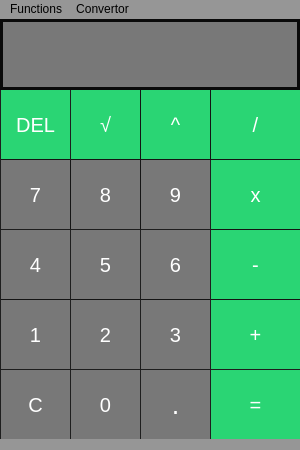
Old version of the form src/gui_v0_1.ui in the repository LKAMinco/IVS_TeamProject.
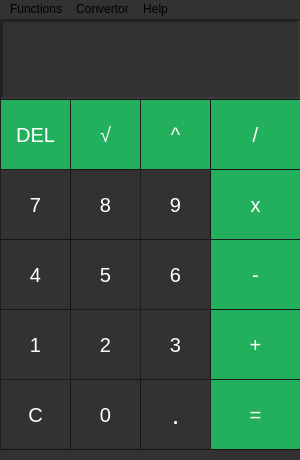
New version of the form.

Commit message:
Added Qmenu into Gui, changed color scheme
gui version v0.9

```diff
--- a/src/gui_v0_1.ui
+++ b/src/gui_v0_1.ui
@@ -10,118 +10,21 @@
     <x>0</x>
     <y>0</y>
     <width>300</width>
-    <height>450</height>
+    <height>460</height>
    </rect>
   </property>
-  <property name="sizePolicy">
-   <sizepolicy hsizetype="Fixed" vsizetype="Fixed">
-    <horstretch>0</horstretch>
-    <verstretch>0</verstretch>
-   </sizepolicy>
-  </property>
   <property name="minimumSize">
    <size>
     <width>300</width>
-    <height>450</height>
+    <height>460</height>
    </size>
   </property>
   <property name="maximumSize">
    <size>
     <width>300</width>
-    <height>450</height>
+    <height>460</height>
    </size>
   </property>
-  <property name="palette">
-   <palette>
-    <active>
-     <colorrole role="Button">
-      <brush brushstyle="SolidPattern">
-       <color alpha="255">
-        <red>150</red>
-        <green>150</green>
-        <blue>150</blue>
-       </color>
-      </brush>
-     </colorrole>
-     <colorrole role="Base">
-      <brush brushstyle="SolidPattern">
-       <color alpha="255">
-        <red>150</red>
-        <green>150</green>
-        <blue>150</blue>
-       </color>
-      </brush>
-     </colorrole>
-     <colorrole role="Window">
-      <brush brushstyle="SolidPattern">
-       <color alpha="255">
-        <red>150</red>
-        <green>150</green>
-        <blue>150</blue>
-       </color>
-      </brush>
-     </colorrole>
-    </active>
-    <inactive>
-     <colorrole role="Button">
-      <brush brushstyle="SolidPattern">
-       <color alpha="255">
-        <red>150</red>
-        <green>150</green>
-        <blue>150</blue>
-       </color>
-      </brush>
-     </colorrole>
-     <colorrole role="Base">
-      <brush brushstyle="SolidPattern">
-       <color alpha="255">
-        <red>150</red>
-        <green>150</green>
-        <blue>150</blue>
-       </color>
-      </brush>
-     </colorrole>
-     <colorrole role="Window">
-      <brush brushstyle="SolidPattern">
-       <color alpha="255">
-        <red>150</red>
-        <green>150</green>
-        <blue>150</blue>
-       </color>
-      </brush>
-     </colorrole>
-    </inactive>
-    <disabled>
-     <colorrole role="Button">
-      <brush brushstyle="SolidPattern">
-       <color alpha="255">
-        <red>150</red>
-        <green>150</green>
-        <blue>150</blue>
-       </color>
-      </brush>
-     </colorrole>
-     <colorrole role="Base">
-      <brush brushstyle="SolidPattern">
-       <color alpha="255">
-        <red>150</red>
-        <green>150</green>
-        <blue>150</blue>
-       </color>
-      </brush>
-     </colorrole>
-     <colorrole role="Window">
-      <brush brushstyle="SolidPattern">
-       <color alpha="255">
-        <red>150</red>
-        <green>150</green>
-        <blue>150</blue>
-       </color>
-      </brush>
-     </colorrole>
-    </disabled>
-   </palette>
-  </property>
   <property name="font">
    <font>
     <pointsize>15</pointsize>
@@ -134,7 +37,7 @@
    <number>-1</number>
   </property>
   <property name="styleSheet">
-   <string notr="true">background-color: rgb(150,150,150);</string>
+   <string notr="true">background-color: rgb(50, 50,50); </string>
   </property>
   <widget class="QWidget" name="centralwidget">
    <property name="sizePolicy">
@@ -143,18 +46,6 @@
      <verstretch>0</verstretch>
     </sizepolicy>
    </property>
-   <property name="minimumSize">
-    <size>
-     <width>300</width>
-     <height>420</height>
-    </size>
-   </property>
-   <property name="maximumSize">
-    <size>
-     <width>300</width>
-     <height>420</height>
-    </size>
-   </property>
    <property name="baseSize">
     <size>
      <width>300</width>
@@ -170,7 +61,7 @@
     <property name="geometry">
      <rect>
       <x>0</x>
-      <y>280</y>
+      <y>290</y>
       <width>71</width>
       <height>71</height>
      </rect>
@@ -181,7 +72,7 @@
      </font>
     </property>
     <property name="styleSheet">
-     <string notr="true">QPushButton { background-color: rgb(120, 120, 120); 
+     <string notr="true">QPushButton { background-color: rgb(50, 50, 50); 
 border: 1px outset rgb(20,20,20); color: rgb(255, 255, 255);} 
 QPushButton:pressed { background-color: rgb(100, 100, 100);} </string>
     </property>
@@ -196,7 +87,7 @@
     <property name="geometry">
      <rect>
       <x>70</x>
-      <y>280</y>
+      <y>290</y>
       <width>71</width>
       <height>71</height>
      </rect>
@@ -207,7 +98,7 @@
      </font>
     </property>
     <property name="styleSheet">
-     <string notr="true">QPushButton { background-color: rgb(120, 120, 120); 
+     <string notr="true">QPushButton { background-color: rgb(50, 50, 50); 
 border: 1px outset rgb(20,20,20); color: rgb(255, 255, 255);} 
 QPushButton:pressed { background-color: rgb(100, 100, 100);} </string>
     </property>
@@ -222,7 +113,7 @@
     <property name="geometry">
      <rect>
       <x>140</x>
-      <y>280</y>
+      <y>290</y>
       <width>71</width>
       <height>71</height>
      </rect>
@@ -233,7 +124,7 @@
      </font>
     </property>
     <property name="styleSheet">
-     <string notr="true">QPushButton { background-color: rgb(120, 120, 120); 
+     <string notr="true">QPushButton { background-color: rgb(50, 50, 50); 
 border: 1px outset rgb(20,20,20); color: rgb(255, 255, 255);} 
 QPushButton:pressed { background-color: rgb(100, 100, 100);} </string>
     </property>
@@ -251,7 +142,7 @@
     <property name="geometry">
      <rect>
       <x>140</x>
-      <y>140</y>
+      <y>150</y>
       <width>71</width>
       <height>71</height>
      </rect>
@@ -268,11 +159,9 @@
      <bool>false</bool>
     </property>
     <property name="styleSheet">
-     <string notr="true">QPushButton { background-color: rgb(120, 120, 120); 
+     <string notr="true">QPushButton { background-color: rgb(50, 50, 50); 
 border: 1px outset rgb(20,20,20); color: rgb(255, 255, 255);} 
-QPushButton:pressed { background-color: rgb(100, 100, 100);} 
-
-</string>
+QPushButton:pressed { background-color: rgb(100, 100, 100);} </string>
     </property>
     <property name="text">
      <string>9</string>
@@ -288,7 +177,7 @@
     <property name="geometry">
      <rect>
       <x>70</x>
-      <y>140</y>
+      <y>150</y>
       <width>71</width>
       <height>71</height>
      </rect>
@@ -299,7 +188,7 @@
      </font>
     </property>
     <property name="styleSheet">
-     <string notr="true">QPushButton { background-color: rgb(120, 120, 120); 
+     <string notr="true">QPushButton { background-color: rgb(50, 50, 50); 
 border: 1px outset rgb(20,20,20); color: rgb(255, 255, 255);} 
 QPushButton:pressed { background-color: rgb(100, 100, 100);} </string>
     </property>
@@ -314,7 +203,7 @@
     <property name="geometry">
      <rect>
       <x>0</x>
-      <y>140</y>
+      <y>150</y>
       <width>71</width>
       <height>71</height>
      </rect>
@@ -325,7 +214,7 @@
      </font>
     </property>
     <property name="styleSheet">
-     <string notr="true">QPushButton { background-color: rgb(120, 120, 120); 
+     <string notr="true">QPushButton { background-color: rgb(50, 50, 50); 
 border: 1px outset rgb(20,20,20); color: rgb(255, 255, 255);} 
 QPushButton:pressed { background-color: rgb(100, 100, 100);} </string>
     </property>
@@ -340,7 +229,7 @@
     <property name="geometry">
      <rect>
       <x>0</x>
-      <y>210</y>
+      <y>220</y>
       <width>71</width>
       <height>71</height>
      </rect>
@@ -351,7 +240,7 @@
      </font>
     </property>
     <property name="styleSheet">
-     <string notr="true">QPushButton { background-color: rgb(120, 120, 120); 
+     <string notr="true">QPushButton { background-color: rgb(50, 50, 50); 
 border: 1px outset rgb(20,20,20); color: rgb(255, 255, 255);} 
 QPushButton:pressed { background-color: rgb(100, 100, 100);} </string>
     </property>
@@ -366,7 +255,7 @@
     <property name="geometry">
      <rect>
       <x>70</x>
-      <y>210</y>
+      <y>220</y>
       <width>71</width>
       <height>71</height>
      </rect>
@@ -377,7 +266,7 @@
      </font>
     </property>
     <property name="styleSheet">
-     <string notr="true">QPushButton { background-color: rgb(120, 120, 120); 
+     <string notr="true">QPushButton { background-color: rgb(50, 50, 50); 
 border: 1px outset rgb(20,20,20); color: rgb(255, 255, 255);} 
 QPushButton:pressed { background-color: rgb(100, 100, 100);} </string>
     </property>
@@ -392,7 +281,7 @@
     <property name="geometry">
      <rect>
       <x>140</x>
-      <y>210</y>
+      <y>220</y>
       <width>71</width>
       <height>71</height>
      </rect>
@@ -403,7 +292,7 @@
      </font>
     </property>
     <property name="styleSheet">
-     <string notr="true">QPushButton { background-color: rgb(120, 120, 120); 
+     <string notr="true">QPushButton { background-color: rgb(50, 50, 50); 
 border: 1px outset rgb(20,20,20); color: rgb(255, 255, 255);} 
 QPushButton:pressed { background-color: rgb(100, 100, 100);} </string>
     </property>
@@ -418,7 +307,7 @@
     <property name="geometry">
      <rect>
       <x>70</x>
-      <y>350</y>
+      <y>360</y>
       <width>71</width>
       <height>71</height>
      </rect>
@@ -429,7 +318,7 @@
      </font>
     </property>
     <property name="styleSheet">
-     <string notr="true">QPushButton { background-color: rgb(120, 120, 120); 
+     <string notr="true">QPushButton { background-color: rgb(50, 50, 50); 
 border: 1px outset rgb(20,20,20); color: rgb(255, 255, 255);} 
 QPushButton:pressed { background-color: rgb(100, 100, 100);} </string>
     </property>
@@ -440,11 +329,11 @@
      <string>0</string>
     </property>
    </widget>
-   <widget class="QPushButton" name="pushButton">
+   <widget class="QPushButton" name="pushButton_dot">
     <property name="geometry">
      <rect>
       <x>140</x>
-      <y>350</y>
+      <y>360</y>
       <width>71</width>
       <height>71</height>
      </rect>
@@ -455,7 +344,7 @@
      </font>
     </property>
     <property name="styleSheet">
-     <string notr="true">QPushButton { background-color: rgb(120, 120, 120); 
+     <string notr="true">QPushButton { background-color: rgb(50, 50, 50); 
 border: 1px outset rgb(20,20,20); color: rgb(255, 255, 255);} 
 QPushButton:pressed { background-color: rgb(100, 100, 100);} </string>
     </property>
@@ -466,11 +355,11 @@
      <string>.</string>
     </property>
    </widget>
-   <widget class="QPushButton" name="pushButton_2">
+   <widget class="QPushButton" name="pushButton_add">
     <property name="geometry">
      <rect>
       <x>210</x>
-      <y>280</y>
+      <y>290</y>
       <width>91</width>
       <height>71</height>
      </rect>
@@ -481,9 +370,10 @@
      </font>
     </property>
     <property name="styleSheet">
-     <string notr="true">QPushButton { background-color: rgb(42, 213, 116); 
+     <string notr="true">QPushButton { background-color: rgb(35, 176, 93);
 border: 1px outset rgb(20,20,20); color: rgb(255, 255, 255);}
-QPushButton:pressed { background-color: rgb(37, 190, 98);} </string>
+QPushButton:pressed { background-color: rgb(42, 213, 116);} 
+</string>
     </property>
     <property name="text">
      <string>+</string>
@@ -492,11 +382,11 @@
      <string>+</string>
     </property>
    </widget>
-   <widget class="QPushButton" name="pushButton_3">
+   <widget class="QPushButton" name="pushButton_sub">
     <property name="geometry">
      <rect>
       <x>210</x>
-      <y>210</y>
+      <y>220</y>
       <width>91</width>
       <height>71</height>
      </rect>
@@ -507,9 +397,10 @@
      </font>
     </property>
     <property name="styleSheet">
-     <string notr="true">QPushButton { background-color: rgb(42, 213, 116); 
+     <string notr="true">QPushButton { background-color: rgb(35, 176, 93);
 border: 1px outset rgb(20,20,20); color: rgb(255, 255, 255);}
-QPushButton:pressed { background-color: rgb(37, 190, 98);} </string>
+QPushButton:pressed { background-color: rgb(42, 213, 116);} 
+</string>
     </property>
     <property name="text">
      <string>-</string>
@@ -518,11 +409,11 @@
      <string>-</string>
     </property>
    </widget>
-   <widget class="QPushButton" name="pushButton_4">
+   <widget class="QPushButton" name="pushButton_mul">
     <property name="geometry">
      <rect>
       <x>210</x>
-      <y>140</y>
+      <y>150</y>
       <width>91</width>
       <height>71</height>
      </rect>
@@ -533,9 +424,10 @@
      </font>
     </property>
     <property name="styleSheet">
-     <string notr="true">QPushButton { background-color: rgb(42, 213, 116); 
+     <string notr="true">QPushButton { background-color: rgb(35, 176, 93);
 border: 1px outset rgb(20,20,20); color: rgb(255, 255, 255);}
-QPushButton:pressed { background-color: rgb(37, 190, 98);} </string>
+QPushButton:pressed { background-color: rgb(42, 213, 116);} 
+</string>
     </property>
     <property name="text">
      <string>x</string>
@@ -544,11 +436,11 @@
      <string>*</string>
     </property>
    </widget>
-   <widget class="QPushButton" name="pushButton_5">
+   <widget class="QPushButton" name="pushButton_div">
     <property name="geometry">
      <rect>
       <x>210</x>
-      <y>70</y>
+      <y>80</y>
       <width>91</width>
       <height>71</height>
      </rect>
@@ -559,9 +451,10 @@
      </font>
     </property>
     <property name="styleSheet">
-     <string notr="true">QPushButton { background-color: rgb(42, 213, 116); 
+     <string notr="true">QPushButton { background-color: rgb(35, 176, 93);
 border: 1px outset rgb(20,20,20); color: rgb(255, 255, 255);}
-QPushButton:pressed { background-color: rgb(37, 190, 98);} </string>
+QPushButton:pressed { background-color: rgb(42, 213, 116);} 
+</string>
     </property>
     <property name="text">
      <string>/</string>
@@ -570,11 +463,11 @@
      <string>/</string>
     </property>
    </widget>
-   <widget class="QPushButton" name="pushButton_6">
+   <widget class="QPushButton" name="pushButton_result">
     <property name="geometry">
      <rect>
       <x>210</x>
-      <y>350</y>
+      <y>360</y>
       <width>91</width>
       <height>71</height>
      </rect>
@@ -585,9 +478,10 @@
      </font>
     </property>
     <property name="styleSheet">
-     <string notr="true">QPushButton { background-color: rgb(42, 213, 116); 
+     <string notr="true">QPushButton { background-color: rgb(35, 176, 93);
 border: 1px outset rgb(20,20,20); color: rgb(255, 255, 255);}
-QPushButton:pressed { background-color: rgb(37, 190, 98);} </string>
+QPushButton:pressed { background-color: rgb(42, 213, 116);} 
+</string>
     </property>
     <property name="text">
      <string>=</string>
@@ -596,11 +490,11 @@
      <string>Enter</string>
     </property>
    </widget>
-   <widget class="QPushButton" name="pushButton_7">
+   <widget class="QPushButton" name="pushButton_del">
     <property name="geometry">
      <rect>
       <x>0</x>
-      <y>70</y>
+      <y>80</y>
       <width>71</width>
       <height>71</height>
      </rect>
@@ -611,9 +505,10 @@
      </font>
     </property>
     <property name="styleSheet">
-     <string notr="true">QPushButton { background-color: rgb(42, 213, 116); 
+     <string notr="true">QPushButton { background-color: rgb(35, 176, 93);
 border: 1px outset rgb(20,20,20); color: rgb(255, 255, 255);}
-QPushButton:pressed { background-color: rgb(37, 190, 98);} </string>
+QPushButton:pressed { background-color: rgb(42, 213, 116);} 
+</string>
     </property>
     <property name="text">
      <string>DEL</string>
@@ -622,11 +517,11 @@
      <string>Backspace</string>
     </property>
    </widget>
-   <widget class="QPushButton" name="pushButton_8">
+   <widget class="QPushButton" name="pushButton_clear">
     <property name="geometry">
      <rect>
       <x>0</x>
-      <y>350</y>
+      <y>360</y>
       <width>71</width>
       <height>71</height>
      </rect>
@@ -637,19 +532,22 @@
      </font>
     </property>
     <property name="styleSheet">
-     <string notr="true">QPushButton { background-color: rgb(120, 120, 120); 
+     <string notr="true">QPushButton { background-color: rgb(50, 50, 50); 
 border: 1px outset rgb(20,20,20); color: rgb(255, 255, 255);} 
 QPushButton:pressed { background-color: rgb(100, 100, 100);} </string>
     </property>
     <property name="text">
      <string>C</string>
     </property>
+    <property name="shortcut">
+     <string>Del</string>
+    </property>
    </widget>
-   <widget class="QPushButton" name="pushButton_10">
+   <widget class="QPushButton" name="pushButton_pow">
     <property name="geometry">
      <rect>
       <x>140</x>
-      <y>70</y>
+      <y>80</y>
       <width>71</width>
       <height>71</height>
      </rect>
@@ -660,19 +558,20 @@
      </font>
     </property>
     <property name="styleSheet">
-     <string notr="true">QPushButton { background-color: rgb(42, 213, 116); 
+     <string notr="true">QPushButton { background-color: rgb(35, 176, 93);
 border: 1px outset rgb(20,20,20); color: rgb(255, 255, 255);}
-QPushButton:pressed { background-color: rgb(37, 190, 98);} </string>
+QPushButton:pressed { background-color: rgb(42, 213, 116);} 
+</string>
     </property>
     <property name="text">
      <string>^</string>
     </property>
    </widget>
-   <widget class="QPushButton" name="pushButton_11">
+   <widget class="QPushButton" name="pushButton_sqr">
     <property name="geometry">
      <rect>
       <x>70</x>
-      <y>70</y>
+      <y>80</y>
       <width>71</width>
       <height>71</height>
      </rect>
@@ -683,63 +582,112 @@
      </font>
     </property>
     <property name="styleSheet">
-     <string notr="true">QPushButton { background-color: rgb(42, 213, 116); 
+     <string notr="true">QPushButton { background-color: rgb(35, 176, 93);
 border: 1px outset rgb(20,20,20); color: rgb(255, 255, 255);}
-QPushButton:pressed { background-color: rgb(37, 190, 98);} </string>
+QPushButton:pressed { background-color: rgb(42, 213, 116);} 
+</string>
     </property>
     <property name="text">
      <string>√</string>
     </property>
    </widget>
-   <widget class="QLabel" name="label">
+   <widget class="QFrame" name="frame">
     <property name="geometry">
      <rect>
       <x>0</x>
       <y>0</y>
-      <width>300</width>
-      <height>71</height>
+      <width>301</width>
+      <height>81</height>
      </rect>
     </property>
-    <property name="minimumSize">
-     <size>
-      <width>0</width>
-      <height>0</height>
-     </size>
-    </property>
-    <property name="styleSheet">
-     <string notr="true">QLabel {border:3px solid rgb(10, 10, 10);
-background-color: rgb(120, 120, 120); color: rgb(255, 255, 255);}
-
-</string>
-    </property>
     <property name="frameShape">
-     <enum>QFrame::Box</enum>
+     <enum>QFrame::Panel</enum>
     </property>
-    <property name="text">
-     <string/>
+    <property name="frameShadow">
+     <enum>QFrame::Sunken</enum>
     </property>
+    <property name="lineWidth">
+     <number>3</number>
+    </property>
+    <widget class="QLineEdit" name="lineEdit_results">
+     <property name="geometry">
+      <rect>
+       <x>5</x>
+       <y>35</y>
+       <width>291</width>
+       <height>41</height>
+      </rect>
+     </property>
+     <property name="font">
+      <font>
+       <pointsize>18</pointsize>
+      </font>
+     </property>
+     <property name="layoutDirection">
+      <enum>Qt::LeftToRight</enum>
+     </property>
+     <property name="autoFillBackground">
+      <bool>false</bool>
+     </property>
+     <property name="styleSheet">
+      <string notr="true">border:0px solid black;</string>
+     </property>
+     <property name="text">
+      <string comment="0"/>
+     </property>
+     <property name="echoMode">
+      <enum>QLineEdit::Normal</enum>
+     </property>
+     <property name="alignment">
+      <set>Qt::AlignRight|Qt::AlignTrailing|Qt::AlignVCenter</set>
+     </property>
+    </widget>
+    <widget class="QLabel" name="label_results">
+     <property name="geometry">
+      <rect>
+       <x>20</x>
+       <y>5</y>
+       <width>271</width>
+       <height>31</height>
+      </rect>
+     </property>
+     <property name="font">
+      <font>
+       <pointsize>13</pointsize>
+      </font>
+     </property>
+     <property name="styleSheet">
+      <string notr="true">QLabel {  color : rgb(200,200,200); }</string>
+     </property>
+     <property name="text">
+      <string/>
+     </property>
+     <property name="alignment">
+      <set>Qt::AlignRight|Qt::AlignTrailing|Qt::AlignVCenter</set>
+     </property>
+    </widget>
    </widget>
+   <zorder>frame</zorder>
+   <zorder>pushButton_five</zorder>
+   <zorder>pushButton_dot</zorder>
+   <zorder>pushButton_del</zorder>
+   <zorder>pushButton_add</zorder>
+   <zorder>pushButton_mul</zorder>
+   <zorder>pushButton_div</zorder>
+   <zorder>pushButton_eight</zorder>
    <zorder>pushButton_one</zorder>
+   <zorder>pushButton_zero</zorder>
    <zorder>pushButton_two</zorder>
+   <zorder>pushButton_result</zorder>
+   <zorder>pushButton_four</zorder>
+   <zorder>pushButton_sqr</zorder>
+   <zorder>pushButton_six</zorder>
+   <zorder>pushButton_clear</zorder>
+   <zorder>pushButton_pow</zorder>
    <zorder>pushButton_three</zorder>
    <zorder>pushButton_nine</zorder>
-   <zorder>pushButton_eight</zorder>
    <zorder>pushButton_seven</zorder>
-   <zorder>pushButton_four</zorder>
-   <zorder>pushButton_five</zorder>
-   <zorder>pushButton_six</zorder>
-   <zorder>pushButton_2</zorder>
-   <zorder>pushButton_3</zorder>
-   <zorder>pushButton_4</zorder>
-   <zorder>pushButton_5</zorder>
-   <zorder>pushButton_7</zorder>
-   <zorder>pushButton_10</zorder>
-   <zorder>pushButton_11</zorder>
-   <zorder>label</zorder>
-   <zorder>pushButton_8</zorder>
-   <zorder>pushButton_zero</zorder>
-   <zorder>pushButton</zorder>
-   <zorder>pushButton_6</zorder>
+   <zorder>pushButton_sub</zorder>
   </widget>
   <widget class="QMenuBar" name="menuBar">
    <property name="geometry">
@@ -750,14 +698,23 @@
      <height>30</height>
     </rect>
    </property>
+   <property name="styleSheet">
+    <string notr="true">QMenuBar:item:selected {
+background-color: rgb(35, 176, 93);
+        }</string>
+   </property>
    <widget class="QMenu" name="menuFunctions">
+    <property name="styleSheet">
+     <string notr="true">QMenu:selected {background-color: rgb(35, 176, 93);}
+QMenu:pressed {background-color: rgb(42, 213, 116);}</string>
+    </property>
     <property name="title">
      <string>Functions</string>
     </property>
-    <addaction name="actionSin_x"/>
-    <addaction name="actionCos_x"/>
-    <addaction name="actionAbs_x"/>
-    <addaction name="actionx"/>
+    <addaction name="action_sin"/>
+    <addaction name="action_cos"/>
+    <addaction name="action_abs"/>
+    <addaction name="action_fac"/>
    </widget>
    <widget class="QMenu" name="menuConvertor">
     <property name="palette">
@@ -766,27 +723,27 @@
        <colorrole role="Button">
         <brush brushstyle="SolidPattern">
          <color alpha="255">
-          <red>150</red>
-          <green>150</green>
-          <blue>150</blue>
+          <red>50</red>
+          <green>50</green>
+          <blue>50</blue>
          </color>
         </brush>
        </colorrole>
        <colorrole role="Base">
         <brush brushstyle="SolidPattern">
          <color alpha="255">
-          <red>150</red>
-          <green>150</green>
-          <blue>150</blue>
+          <red>50</red>
+          <green>50</green>
+          <blue>50</blue>
          </color>
         </brush>
        </colorrole>
        <colorrole role="Window">
         <brush brushstyle="SolidPattern">
          <color alpha="255">
-          <red>150</red>
-          <green>150</green>
-          <blue>150</blue>
+          <red>50</red>
+          <green>50</green>
+          <blue>50</blue>
          </color>
         </brush>
        </colorrole>
@@ -804,27 +761,27 @@
        <colorrole role="Button">
         <brush brushstyle="SolidPattern">
          <color alpha="255">
-          <red>150</red>
-          <green>150</green>
-          <blue>150</blue>
+          <red>50</red>
+          <green>50</green>
+          <blue>50</blue>
          </color>
         </brush>
        </colorrole>
        <colorrole role="Base">
         <brush brushstyle="SolidPattern">
          <color alpha="255">
-          <red>150</red>
-          <green>150</green>
-          <blue>150</blue>
+          <red>50</red>
+          <green>50</green>
+          <blue>50</blue>
          </color>
         </brush>
        </colorrole>
        <colorrole role="Window">
         <brush brushstyle="SolidPattern">
          <color alpha="255">
-          <red>150</red>
-          <green>150</green>
-          <blue>150</blue>
+          <red>50</red>
+          <green>50</green>
+          <blue>50</blue>
          </color>
         </brush>
        </colorrole>
@@ -842,27 +799,27 @@
        <colorrole role="Button">
         <brush brushstyle="SolidPattern">
          <color alpha="255">
-          <red>150</red>
-          <green>150</green>
-          <blue>150</blue>
+          <red>50</red>
+          <green>50</green>
+          <blue>50</blue>
          </color>
         </brush>
        </colorrole>
        <colorrole role="Base">
         <brush brushstyle="SolidPattern">
          <color alpha="255">
-          <red>150</red>
-          <green>150</green>
-          <blue>150</blue>
+          <red>50</red>
+          <green>50</green>
+          <blue>50</blue>
          </color>
         </brush>
        </colorrole>
        <colorrole role="Window">
         <brush brushstyle="SolidPattern">
          <color alpha="255">
-          <red>150</red>
-          <green>150</green>
-          <blue>150</blue>
+          <red>50</red>
+          <green>50</green>
+          <blue>50</blue>
          </color>
         </brush>
        </colorrole>
@@ -879,64 +836,100 @@
      </palette>
     </property>
     <property name="styleSheet">
-     <string notr="true"/>
+     <string notr="true">QMenu:selected {background-color: rgb(35, 176, 93);}
+QMenu:pressed {background-color: rgb(42, 213, 116);}</string>
     </property>
     <property name="title">
      <string>Convertor</string>
     </property>
-    <addaction name="actionHP_to_KW"/>
-    <addaction name="actionRad_to_Deg"/>
-    <addaction name="actionDeg_to_Rad"/>
-    <addaction name="actionNM_to_Torque"/>
+    <addaction name="action_hp2kw"/>
+    <addaction name="action_rad2deg"/>
+    <addaction name="actiondeg2rad"/>
+    <addaction name="action_nm2torque"/>
+   </widget>
+   <widget class="QMenu" name="menuHelp">
+    <property name="enabled">
+     <bool>true</bool>
+    </property>
+    <property name="geometry">
+     <rect>
+      <x>667</x>
+      <y>343</y>
+      <width>135</width>
+      <height>84</height>
+     </rect>
+    </property>
+    <property name="layoutDirection">
+     <enum>Qt::LeftToRight</enum>
+    </property>
+    <property name="styleSheet">
+     <string notr="true">QMenu:selected {background-color: rgb(35, 176, 93);}
+QMenu:pressed {background-color: rgb(42, 213, 116);}</string>
+    </property>
+    <property name="title">
+     <string>Help</string>
+    </property>
+    <addaction name="actionDocumentation"/>
    </widget>
    <addaction name="menuFunctions"/>
    <addaction name="menuConvertor"/>
+   <addaction name="menuHelp"/>
   </widget>
   <action name="actiongdfgd">
    <property name="text">
     <string>gdfgd</string>
    </property>
   </action>
-  <action name="actionHP_to_KW">
+  <action name="action_hp2kw">
    <property name="text">
     <string>HP to KW</string>
    </property>
   </action>
-  <action name="actionRad_to_Deg">
+  <action name="action_rad2deg">
    <property name="text">
     <string>Rad to Deg</string>
    </property>
   </action>
-  <action name="actionDeg_to_Rad">
+  <action name="actiondeg2rad">
    <property name="text">
     <string>Deg to Rad</string>
    </property>
   </action>
-  <action name="actionNM_to_Torque">
+  <action name="action_nm2torque">
    <property name="text">
     <string>NM to Torque</string>
    </property>
   </action>
-  <action name="actionSin_x">
+  <action name="action_sin">
    <property name="text">
     <string>Sin(x)</string>
    </property>
   </action>
-  <action name="actionCos_x">
+  <action name="action_cos">
    <property name="text">
     <string>Cos(x)</string>
    </property>
   </action>
-  <action name="actionAbs_x">
+  <action name="action_abs">
    <property name="text">
     <string>Abs(x)</string>
    </property>
   </action>
-  <action name="actionx">
+  <action name="action_fac">
    <property name="text">
     <string>x!</string>
    </property>
   </action>
+  <action name="actionDocumentation">
+   <property name="text">
+    <string>Documentation</string>
+   </property>
+  </action>
+  <action name="actionfsdfs">
+   <property name="text">
+    <string>fsdfs</string>
+   </property>
+  </action>
  </widget>
  <resources/>
  <connections/>
```
Left out of the diff: 22 changed lines with no effect on the pictures. The commit also changes 8 other files.
